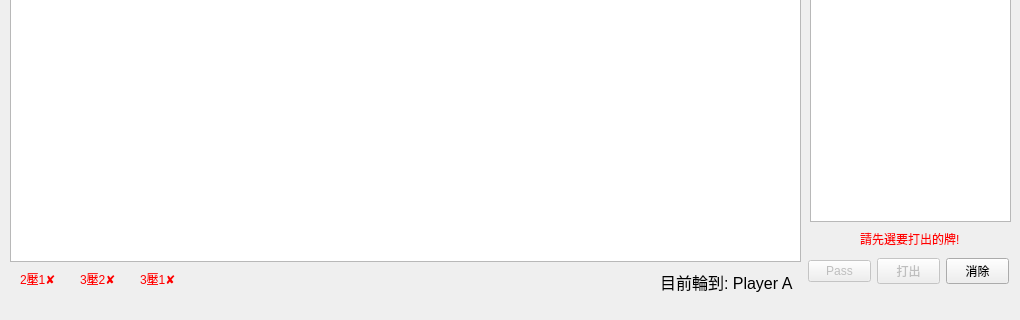
Above: mainwindow.ui from XCI9/CardGame before the change; both pictures show x 0 to 1020 and y 189 to 509 of the 1020 by 509 pixel window. Below: the same form after it.
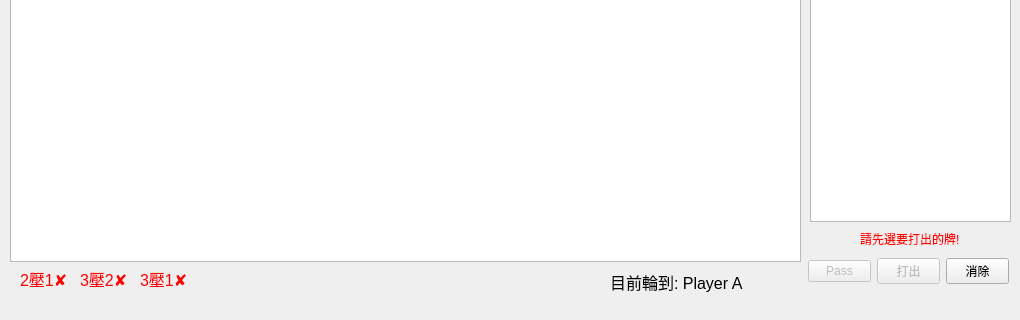
That is the form after the change.

```diff
--- a/mainwindow.ui
+++ b/mainwindow.ui
@@ -115,10 +115,15 @@
      <rect>
       <x>140</x>
       <y>460</y>
-      <width>41</width>
+      <width>51</width>
       <height>16</height>
      </rect>
     </property>
+    <property name="font">
+     <font>
+      <pointsize>12</pointsize>
+     </font>
+    </property>
     <property name="styleSheet">
      <string notr="true">QLabel{color:#f00}</string>
     </property>
@@ -131,10 +136,15 @@
      <rect>
       <x>80</x>
       <y>460</y>
-      <width>41</width>
+      <width>51</width>
       <height>16</height>
      </rect>
     </property>
+    <property name="font">
+     <font>
+      <pointsize>12</pointsize>
+     </font>
+    </property>
     <property name="styleSheet">
      <string notr="true">QLabel{color:#f00}</string>
     </property>
@@ -147,10 +157,15 @@
      <rect>
       <x>20</x>
       <y>460</y>
-      <width>41</width>
+      <width>51</width>
       <height>16</height>
      </rect>
     </property>
+    <property name="font">
+     <font>
+      <pointsize>12</pointsize>
+     </font>
+    </property>
     <property name="styleSheet">
      <string notr="true">QLabel{color:#f00}</string>
     </property>
@@ -185,9 +200,9 @@
    <widget class="QLabel" name="turn_player_name">
     <property name="geometry">
      <rect>
-      <x>660</x>
+      <x>610</x>
       <y>460</y>
-      <width>141</width>
+      <width>191</width>
       <height>21</height>
      </rect>
     </property>
```
